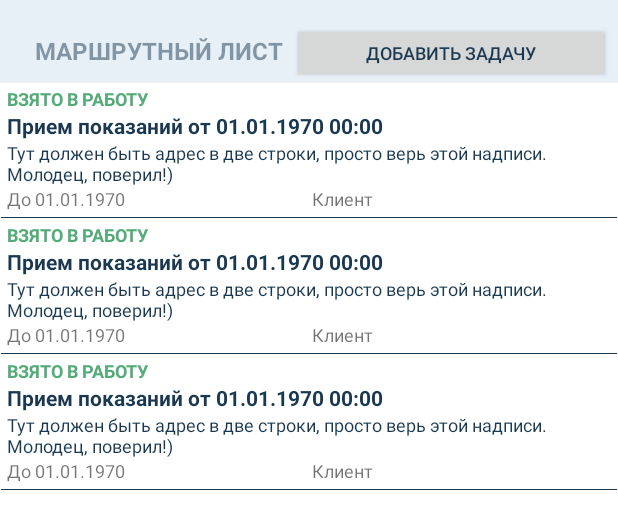
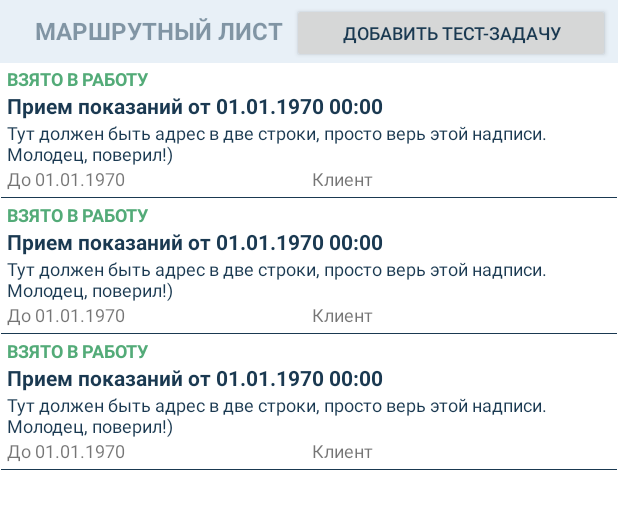
Before and after one commit to qavan/vi_db, an Android app: the layout activity_route.xml on its own in the app's theme, with its tools: preview values and no code run, on a phone screen of 412 x 824 dp. Shown: the top 529 px of the screen. Run offline under Robolectric (Android 15) with nearby library versions, the phone set to English and light mode, and no system bars; Roboto replaces fonts that are not available here.

Commit message:
minor fixes

```diff
--- a/app/src/main/java/com/qavan/vi_db/CardActivity.java
+++ b/app/src/main/java/com/qavan/vi_db/CardActivity.java
@@ -13,8 +13,6 @@ public class CardActivity extends Activity implements Button.OnClickListener {
     private final String TAG = "CARD_ACTIVITY";
     private Task mTask;
     private String mId;
-    private TaskDao mTaskDao;
-
     private TextView mElectricity;
     private TextView mHotWater;
     private TextView mColdWater;
@@ -28,7 +26,7 @@ public class CardActivity extends Activity implements Button.OnClickListener {
 
         DaoSession daoSession = ((App) getApplication()).getDaoSession();
 
-        mTaskDao = daoSession.getTaskDao();
+        TaskDao mTaskDao = daoSession.getTaskDao();
 
         mId = getIntent().getExtras().getString("ID");
 
@@ -62,5 +60,6 @@ public class CardActivity extends Activity implements Button.OnClickListener {
         mTask.setMCWValue1(Long.parseLong(mColdWater.getText().toString()));
         mTask.update();
         Log.i(TAG, "updated task with id = " + mId);
+        this.finish();
     }
 }
--- a/app/src/main/res/layout/activity_route.xml
+++ b/app/src/main/res/layout/activity_route.xml
@@ -12,7 +12,7 @@
         android:id="@+id/textViewTitleLayout"
         android:layout_width="match_parent"
         android:layout_height="40dp"
-        android:layout_marginTop="15dp"
+        android:layout_marginTop="2dp"
         android:gravity="bottom|center_vertical"
         android:paddingStart="5dp"
         android:paddingEnd="5dp">
--- a/app/src/main/res/values/strings.xml
+++ b/app/src/main/res/values/strings.xml
@@ -1,10 +1,10 @@
 <resources>
     <string name="app_name">vi_db</string>
-    <string name="add_task">Добавить задачу</string>
+    <string name="add_task">Добавить тест-задачу</string>
 
     <string name="CARD_INDICATOR_HINT">Предыдущее показание 0 от 01.01.1970</string>
     <string name="CARD_RECORD_BUTTON">записать</string>
-    <string name="CARD_TITLE">голосовой прием показаний</string>
+    <string name="CARD_TITLE">текстовый прием показаний</string>
     <string name="CARD_ELECTRICITY">Электроэнергия</string>
     <string name="CARD_HOT_WATER">Горячее водоснабжение</string>
     <string name="CARD_COLD_WATER">Холодное водоснабжение</string>
```
